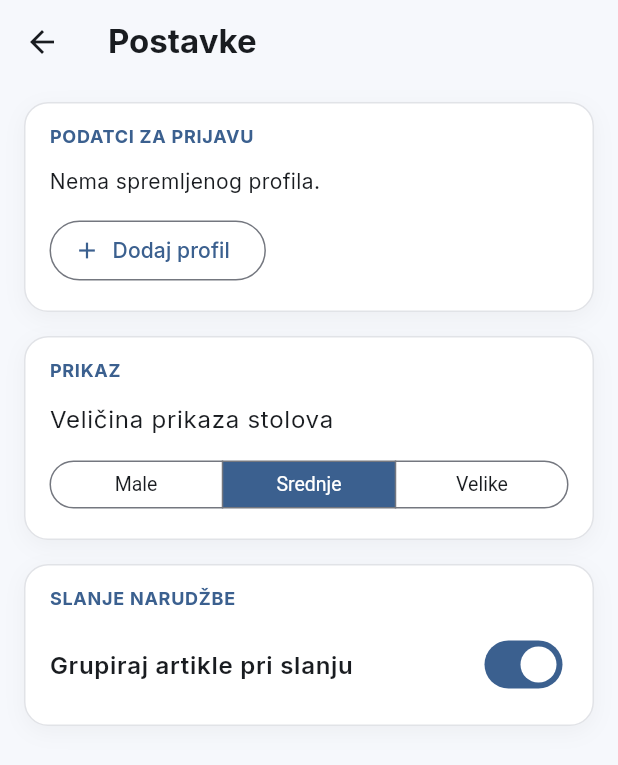
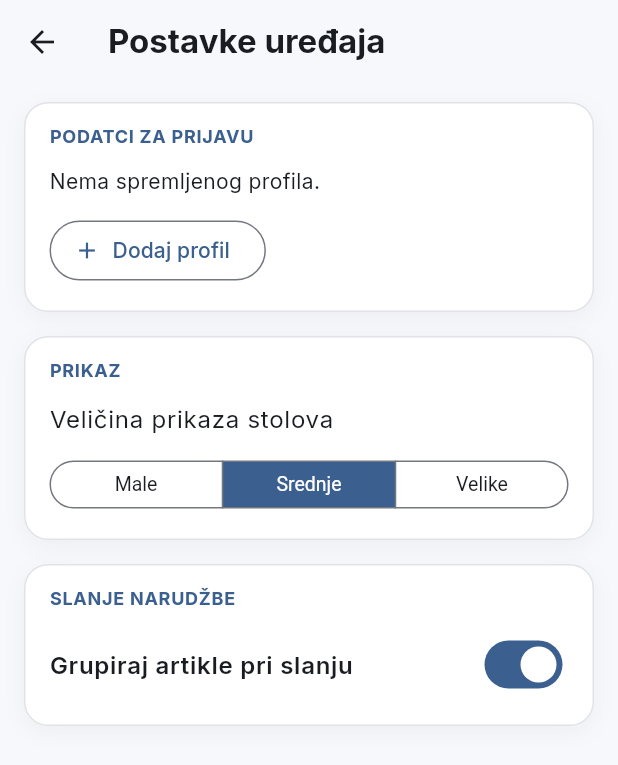
Before and after one commit to LukaBuricGithub/PelionOrder, a Flutter app: the screen it shows after launch, after a tap on "Podatci za prijavu", on a phone screen of 412 x 824 dp. Shown: the top 765 px of the screen. Run offline on Flutter 3.47's test engine with Material 3 defaults, Android fonts, the phone set to English and light mode, and no system bars; our stand-ins replace auto_size_text, connectivity_plus, drift, flutter_native_splash, flutter_riverpod, flutter_svg and 3 more; missing offline and left inert: mqtt_client; accounts and stored records are empty; generated files the repository leaves out were written again.

Commit message:
Update of login screen

```diff
--- a/lib/features/auth/presentation/login_screen.dart
+++ b/lib/features/auth/presentation/login_screen.dart
@@ -99,7 +99,7 @@ class _LoginScreenState extends ConsumerState<LoginScreen> {
     final login = ref.watch(loginControllerProvider);
     final profiles = ref.watch(profilesProvider);
 
-    // When the profile changes (added / edited / deleted in Postavke),
+    // When the profile changes (added / edited / deleted in Postavke uređaja),
     // re-check cached data so the Prijava gate stays correct.
     ref.listen(profilesProvider, (prev, next) {
       if (prev?.current?.id != next.current?.id ||
@@ -164,7 +164,7 @@ class _LoginScreenState extends ConsumerState<LoginScreen> {
                         if (!hasProfile) ...[
                           const SizedBox(height: 14),
                           Text(
-                            'Dodajte profil poslužitelja u Postavkama',
+                            'Dodajte profil poslužitelja u Postavkama uređaja',
                             textAlign: TextAlign.center,
                             style:
                                 TextStyle(color: palette.label, fontSize: 13),
@@ -190,7 +190,7 @@ class _LoginScreenState extends ConsumerState<LoginScreen> {
                               child: _ActionTile(
                                 palette: palette,
                                 icon: Icons.settings,
-                                label: 'Postavke',
+                                label: 'Postavke uređaja',
                                 enabled: true,
                                 onTap: () => context.push('/settings'),
                               ),
--- a/lib/features/settings/presentation/settings_screen.dart
+++ b/lib/features/settings/presentation/settings_screen.dart
@@ -22,7 +22,7 @@ class SettingsScreen extends ConsumerWidget {
     final theme = Theme.of(context);
 
     return Scaffold(
-      appBar: AppBar(title: const Text('Postavke')),
+      appBar: AppBar(title: const Text('Postavke uređaja')),
       body: ListView(
         padding: EdgeInsets.fromLTRB(
             16, 12, 16, screenContentBottomPadding(context, extra: 24)),
```
